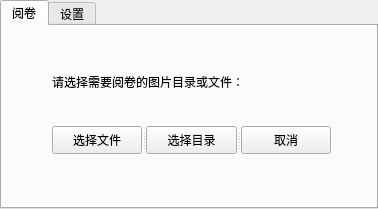
Before: the Qt Designer form ScanWindow.ui in r53127/MyScan, drawn with Qt 5.
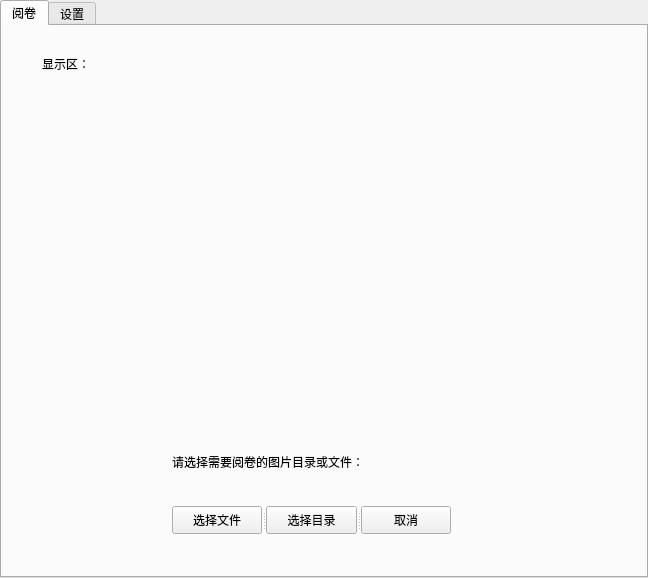
After: the same form once the commit is applied.

What changed in the file:
```diff
--- a/ScanWindow.ui
+++ b/ScanWindow.ui
@@ -6,8 +6,8 @@
    <rect>
     <x>0</x>
     <y>0</y>
-    <width>378</width>
-    <height>209</height>
+    <width>648</width>
+    <height>578</height>
    </rect>
   </property>
   <property name="windowTitle">
@@ -23,8 +23,8 @@
    <widget class="QLabel" name="label">
     <property name="geometry">
      <rect>
-      <x>50</x>
-      <y>40</y>
+      <x>170</x>
+      <y>420</y>
       <width>331</width>
       <height>31</height>
      </rect>
@@ -36,8 +36,8 @@
    <widget class="QSplitter" name="splitter">
     <property name="geometry">
      <rect>
-      <x>50</x>
-      <y>100</y>
+      <x>170</x>
+      <y>480</y>
       <width>279</width>
       <height>28</height>
      </rect>
@@ -61,6 +61,19 @@
      </property>
     </widget>
    </widget>
+   <widget class="QLabel" name="label_2">
+    <property name="geometry">
+     <rect>
+      <x>40</x>
+      <y>30</y>
+      <width>72</width>
+      <height>15</height>
+     </rect>
+    </property>
+    <property name="text">
+     <string>显示区：</string>
+    </property>
+   </widget>
   </widget>
   <widget class="QWidget" name="tab">
    <attribute name="title">
```
